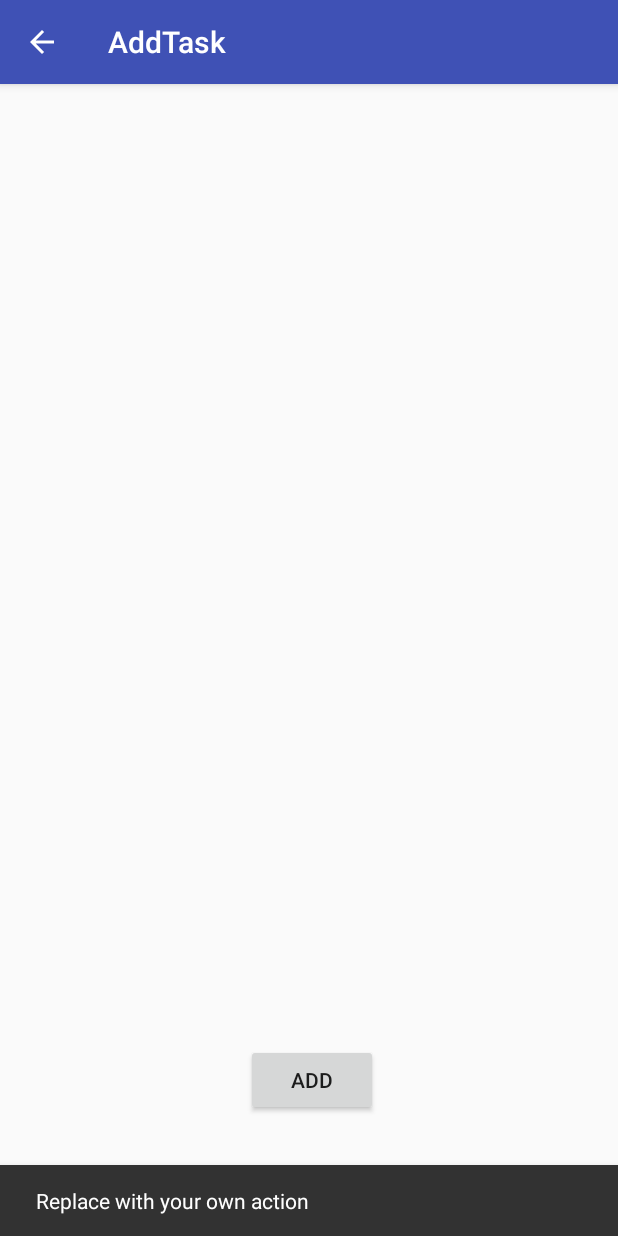
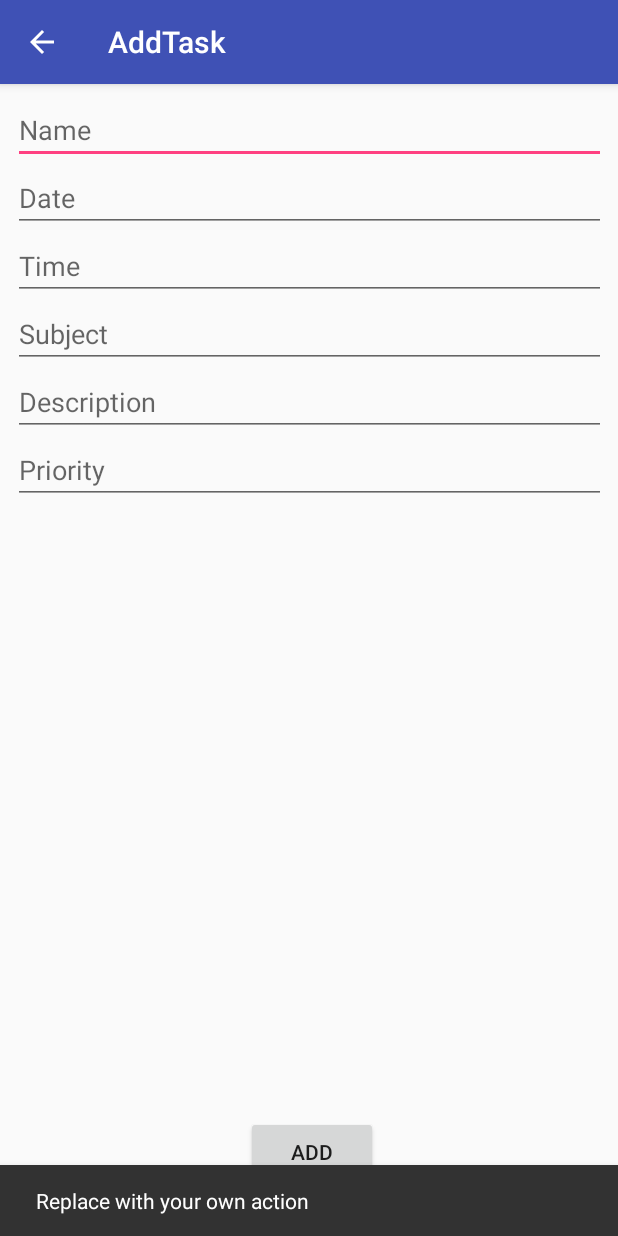
Before and after one commit to CyStorm/casProject, an Android app: the AddTask screen opened directly, with no data from a screen before it, after a tap on "ADD", on a phone screen of 412 x 824 dp. Run offline under Robolectric (Android 15) with nearby library versions, the phone set to English and light mode, and no system bars.

Commit message:
Interface to add
Created interface to add tasks with attributes name, date, time, priority, descripotion and subject

```diff
--- a/masterCasProject/app/src/main/java/com/example/fumblevore_gaming/mastercasproject/AddTask.java
+++ b/masterCasProject/app/src/main/java/com/example/fumblevore_gaming/mastercasproject/AddTask.java
@@ -1,14 +1,20 @@
 package com.example.fumblevore_gaming.mastercasproject;
 
 import android.os.Bundle;
+import android.support.annotation.StringDef;
 import android.support.design.widget.FloatingActionButton;
 import android.support.design.widget.Snackbar;
 import android.support.v7.app.AppCompatActivity;
 import android.support.v7.widget.Toolbar;
 import android.view.View;
 import android.widget.Button;
+import android.widget.EditText;
+import android.widget.TextView;
 
 public class AddTask extends AppCompatActivity {
+
+    String TaskName, TaskSubject, TaskDescription, TaskPriority;
+
 
     @Override
     protected void onCreate(Bundle savedInstanceState) {
@@ -16,6 +22,13 @@ public class AddTask extends AppCompatActivity {
         setContentView(R.layout.activity_add_task);
         Toolbar toolbar = findViewById(R.id.toolbar);
         setSupportActionBar(toolbar);
+        EditText TaskNameIN = (EditText) findViewById(R.id.taskName);
+        EditText TaskDateIN = (EditText) findViewById(R.id.taskDate);
+        EditText TaskTimeIN = (EditText) findViewById(R.id.taskTime);
+        EditText TaskSubjectIN = (EditText) findViewById(R.id.taskSubject);
+        EditText TaskDescriptionIN = (EditText) findViewById(R.id.taskDescription);
+        EditText TaskPriorityIN = (EditText) findViewById(R.id.taskPriority);
+
 
         Button createNewTask = findViewById(R.id.addTaskCreate);
         createNewTask.setOnClickListener(new View.OnClickListener() {
@@ -23,6 +36,13 @@ public class AddTask extends AppCompatActivity {
             public void onClick(View view) {
                 Snackbar.make(view, "Replace with your own action", Snackbar.LENGTH_LONG)
                         .setAction("Action", null).show();
+                TaskName = TaskNameIN.getText().toString();
+                TaskSubject = TaskSubjectIN.getText().toString();
+                TaskDescription = TaskDescriptionIN.getText().toString();
+                TaskPriority = TaskPriorityIN.getText().toString();
+
+                TextView display = (TextView) findViewById(R.id.testOUT);
+                display.setText(TaskName);
             }
         });
         getSupportActionBar().setDisplayHomeAsUpEnabled(true);
--- a/masterCasProject/app/src/main/res/layout/content_add_task.xml
+++ b/masterCasProject/app/src/main/res/layout/content_add_task.xml
@@ -14,8 +14,78 @@
         android:layout_height="wrap_content"
         android:layout_marginEnd="160dp"
         android:layout_marginRight="160dp"
-        android:layout_marginBottom="80dp"
+        android:layout_marginBottom="32dp"
         android:text="ADD"
         app:layout_constraintBottom_toBottomOf="parent"
         app:layout_constraintEnd_toEndOf="parent" />
+
+    <LinearLayout
+        android:layout_width="395dp"
+        android:layout_height="579dp"
+        android:layout_marginStart="8dp"
+        android:layout_marginLeft="8dp"
+        android:layout_marginTop="8dp"
+        android:layout_marginEnd="8dp"
+        android:layout_marginRight="8dp"
+        android:orientation="vertical"
+        app:layout_constraintEnd_toEndOf="parent"
+        app:layout_constraintStart_toStartOf="parent"
+        app:layout_constraintTop_toTopOf="parent">
+
+        <EditText
+            android:id="@+id/taskName"
+            android:layout_width="match_parent"
+            android:layout_height="wrap_content"
+            android:ems="10"
+            android:hint="Name"
+            android:inputType="text" />
+
+        <EditText
+            android:id="@+id/taskDate"
+            android:layout_width="match_parent"
+            android:layout_height="wrap_content"
+            android:ems="10"
+            android:hint="Date"
+            android:inputType="date" />
+
+        <EditText
+            android:id="@+id/taskTime"
+            android:layout_width="match_parent"
+            android:layout_height="wrap_content"
+            android:ems="10"
+            android:hint="Time"
+            android:inputType="time" />
+
+        <EditText
+            android:id="@+id/taskSubject"
+            android:layout_width="match_parent"
+            android:layout_height="wrap_content"
+            android:ems="10"
+            android:hint="Subject"
+            android:inputType="text" />
+
+        <EditText
+            android:id="@+id/taskDescription"
+            android:layout_width="match_parent"
+            android:layout_height="wrap_content"
+            android:ems="10"
+            android:hint="Description"
+            android:inputType="text" />
+
+        <EditText
+            android:id="@+id/taskPriority"
+            android:layout_width="match_parent"
+            android:layout_height="wrap_content"
+            android:ems="10"
+            android:hint="Priority"
+            android:inputType="text" />
+
+        <TextView
+            android:id="@+id/testOUT"
+            android:layout_width="match_parent"
+            android:layout_height="44dp"
+            android:text="@string/testOUT" />
+
+    </LinearLayout>
+
 </android.support.constraint.ConstraintLayout>
--- a/masterCasProject/app/src/main/res/layout/content_date_detail.xml
+++ b/masterCasProject/app/src/main/res/layout/content_date_detail.xml
@@ -7,14 +7,6 @@
     app:layout_behavior="@string/appbar_scrolling_view_behavior"
     tools:context=".DateDetail"
     tools:showIn="@layout/activity_date_detail">
-
-    <TextView
-        android:id="@+id/textView"
-        android:layout_width="wrap_content"
-        android:layout_height="wrap_content"
-        android:text="TextView"
-        tools:layout_editor_absoluteX="46dp"
-        tools:layout_editor_absoluteY="83dp" />
 
     <android.support.design.widget.FloatingActionButton
         android:id="@+id/addNewTask"
@@ -26,5 +18,15 @@
         android:clickable="true"
         app:layout_constraintBottom_toBottomOf="parent"
         app:layout_constraintEnd_toEndOf="parent"
-        app:srcCompat="@android:drawable/ic_input_add" />
+        app:srcCompat="@android:drawable/ic_input_add"
+        android:focusable="true" />
+
+    <ListView
+        android:id="@+id/listOfTasks"
+        android:layout_width="match_parent"
+        android:layout_height="match_parent"
+        app:layout_constraintEnd_toEndOf="parent"
+        app:layout_constraintStart_toStartOf="parent"
+        app:layout_constraintTop_toTopOf="parent" />
+
 </android.support.constraint.ConstraintLayout>
--- a/masterCasProject/app/src/main/res/values/strings.xml
+++ b/masterCasProject/app/src/main/res/values/strings.xml
@@ -8,4 +8,7 @@
     <string name="title_activity_date_detail">dateDetail</string>
     <string name="title_activity_view_details">viewDetails</string>
     <string name="title_activity_add_task">AddTask</string>
+    <string name="testInputText"></string>
+    <string name="testOutputText">TextView</string>
+    <string name="testOUT">TextView</string>
 </resources>
```
